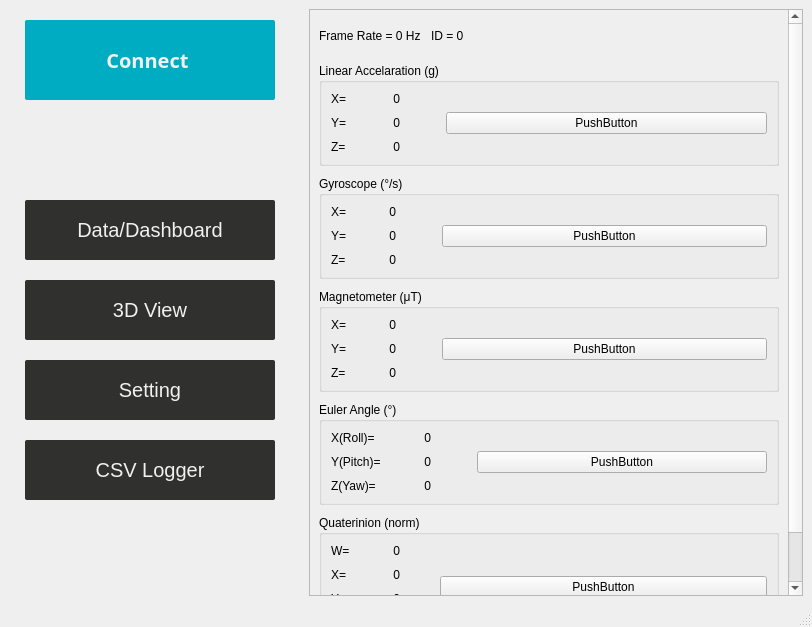
First picture: the form in CHCenter/baseform.ui, repository dongFangTuring/CHCenter, before the edit.
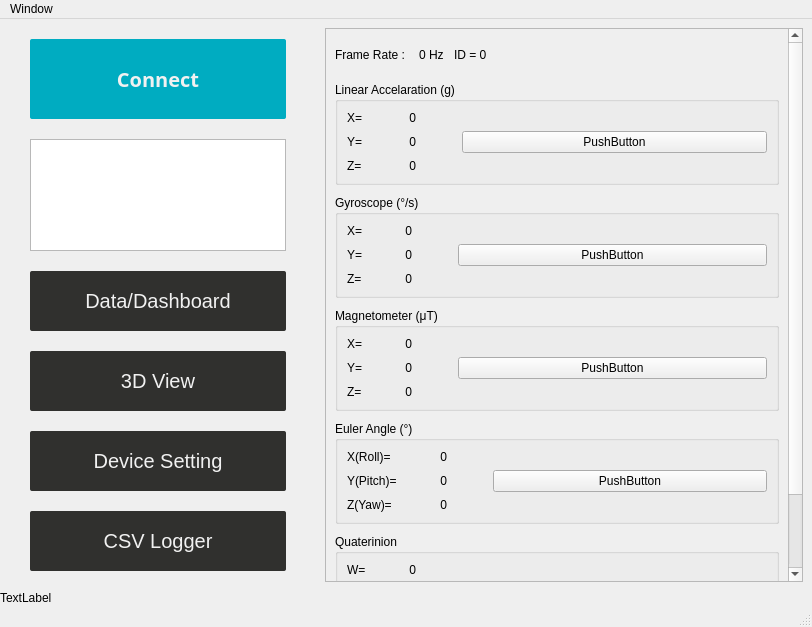
Second picture: the form after the edit. The open tabs and pages were chosen to show the change.

```diff
--- a/CHCenter/baseform.ui
+++ b/CHCenter/baseform.ui
@@ -47,7 +47,7 @@
    <bool>true</bool>
   </property>
   <widget class="QWidget" name="centralwidget">
-   <layout class="QHBoxLayout" name="horizontalLayout">
+   <layout class="QVBoxLayout" name="verticalLayout_4">
     <property name="spacing">
      <number>0</number>
     </property>
@@ -61,6 +61,11 @@
      <number>0</number>
     </property>
     <property name="bottomMargin">
+     <number>0</number>
+    </property>
+    <item>
+     <layout class="QHBoxLayout" name="horizontalLayout_10">
+      <property name="spacing">
      <number>0</number>
     </property>
     <item>
@@ -77,17 +82,26 @@
         <height>300</height>
        </size>
       </property>
+        <layout class="QVBoxLayout" name="verticalLayout_3">
+         <property name="spacing">
+          <number>20</number>
+         </property>
+         <property name="leftMargin">
+          <number>30</number>
+         </property>
+         <property name="topMargin">
+          <number>20</number>
+         </property>
+         <property name="rightMargin">
+          <number>30</number>
+         </property>
+         <property name="bottomMargin">
+          <number>20</number>
+         </property>
+         <item>
       <widget class="QPushButton" name="BTNConnect">
-       <property name="geometry">
-        <rect>
-         <x>25</x>
-         <y>20</y>
-         <width>250</width>
-         <height>80</height>
-        </rect>
-       </property>
        <property name="sizePolicy">
-        <sizepolicy hsizetype="Fixed" vsizetype="Fixed">
+            <sizepolicy hsizetype="Minimum" vsizetype="Fixed">
          <horstretch>0</horstretch>
          <verstretch>0</verstretch>
         </sizepolicy>
@@ -125,23 +139,33 @@
 }</string>
        </property>
        <property name="text">
-        <string>Connect </string>
+            <string>Connect</string>
        </property>
        <property name="flat">
         <bool>true</bool>
        </property>
       </widget>
+         </item>
+         <item>
+          <widget class="QListWidget" name="ListGWNode">
+           <property name="styleSheet">
+            <string notr="true">QListWidget::item:selected{
+background: white;
+color:balck;
+}</string>
+           </property>
+           <property name="textElideMode">
+            <enum>Qt::ElideMiddle</enum>
+           </property>
+           <property name="itemAlignment">
+            <set>Qt::AlignCenter</set>
+           </property>
+          </widget>
+         </item>
+         <item>
       <widget class="QPushButton" name="SideBarBTN1">
-       <property name="geometry">
-        <rect>
-         <x>25</x>
-         <y>200</y>
-         <width>250</width>
-         <height>60</height>
-        </rect>
-       </property>
        <property name="sizePolicy">
-        <sizepolicy hsizetype="Fixed" vsizetype="Fixed">
+            <sizepolicy hsizetype="Minimum" vsizetype="Fixed">
          <horstretch>0</horstretch>
          <verstretch>0</verstretch>
         </sizepolicy>
@@ -178,17 +202,11 @@
         <string>Data/Dashboard</string>
        </property>
       </widget>
+         </item>
+         <item>
       <widget class="QPushButton" name="SideBarBTN2">
-       <property name="geometry">
-        <rect>
-         <x>25</x>
-         <y>280</y>
-         <width>250</width>
-         <height>60</height>
-        </rect>
-       </property>
        <property name="sizePolicy">
-        <sizepolicy hsizetype="Fixed" vsizetype="Fixed">
+            <sizepolicy hsizetype="Minimum" vsizetype="Fixed">
          <horstretch>0</horstretch>
          <verstretch>0</verstretch>
         </sizepolicy>
@@ -225,17 +243,11 @@
         <string>3D View</string>
        </property>
       </widget>
+         </item>
+         <item>
       <widget class="QPushButton" name="SideBarBTN3">
-       <property name="geometry">
-        <rect>
-         <x>25</x>
-         <y>360</y>
-         <width>250</width>
-         <height>60</height>
-        </rect>
-       </property>
        <property name="sizePolicy">
-        <sizepolicy hsizetype="Fixed" vsizetype="Fixed">
+            <sizepolicy hsizetype="Minimum" vsizetype="Fixed">
          <horstretch>0</horstretch>
          <verstretch>0</verstretch>
         </sizepolicy>
@@ -269,20 +281,14 @@
 </string>
        </property>
        <property name="text">
-        <string>Setting</string>
-       </property>
-      </widget>
+            <string>Device Setting</string>
+           </property>
+          </widget>
+         </item>
+         <item>
       <widget class="QPushButton" name="SideBarBTN4">
-       <property name="geometry">
-        <rect>
-         <x>25</x>
-         <y>440</y>
-         <width>250</width>
-         <height>60</height>
-        </rect>
-       </property>
        <property name="sizePolicy">
-        <sizepolicy hsizetype="Fixed" vsizetype="Fixed">
+            <sizepolicy hsizetype="Minimum" vsizetype="Fixed">
          <horstretch>0</horstretch>
          <verstretch>0</verstretch>
         </sizepolicy>
@@ -328,15 +334,15 @@
         <bool>false</bool>
        </property>
       </widget>
+         </item>
+        </layout>
      </widget>
     </item>
     <item>
      <widget class="QStackedWidget" name="stackedWidget">
       <property name="currentIndex">
-       <number>2</number>
-      </property>
-      <widget class="QWidget" name="page_3"/>
-      <widget class="QWidget" name="PageThreeDView"/>
+         <number>3</number>
+        </property>
       <widget class="QWidget" name="PageData">
        <layout class="QVBoxLayout" name="verticalLayout">
         <item>
@@ -349,8 +355,8 @@
             <rect>
              <x>0</x>
              <y>0</y>
-             <width>467</width>
-             <height>652</height>
+               <width>449</width>
+               <height>662</height>
             </rect>
            </property>
            <property name="sizePolicy">
@@ -364,14 +370,27 @@
              <number>10</number>
             </property>
             <item>
-             <layout class="QFormLayout" name="formLayout_6">
+               <layout class="QHBoxLayout" name="horizontalLayout_2">
               <property name="topMargin">
                <number>10</number>
               </property>
               <property name="bottomMargin">
                <number>10</number>
               </property>
-              <item row="0" column="0">
+                <item>
+                 <widget class="QLabel" name="label_10">
+                  <property name="sizePolicy">
+                   <sizepolicy hsizetype="Fixed" vsizetype="Fixed">
+                    <horstretch>0</horstretch>
+                    <verstretch>0</verstretch>
+                   </sizepolicy>
+                  </property>
+                  <property name="text">
+                   <string>Frame Rate : </string>
+                  </property>
+                 </widget>
+                </item>
+                <item>
                <widget class="QLabel" name="LabelFrameRate">
                 <property name="sizePolicy">
                  <sizepolicy hsizetype="Fixed" vsizetype="Fixed">
@@ -380,17 +399,17 @@
                  </sizepolicy>
                 </property>
                 <property name="text">
-                 <string>Frame Rate = 0 Hz</string>
+                   <string>0 Hz</string>
                 </property>
                 <property name="alignment">
                  <set>Qt::AlignLeading|Qt::AlignLeft|Qt::AlignVCenter</set>
                 </property>
                </widget>
               </item>
-              <item row="0" column="1">
+                <item>
                <widget class="QLabel" name="LabelID">
                 <property name="sizePolicy">
-                 <sizepolicy hsizetype="Fixed" vsizetype="Fixed">
+                   <sizepolicy hsizetype="Minimum" vsizetype="Fixed">
                   <horstretch>0</horstretch>
                   <verstretch>0</verstretch>
                  </sizepolicy>
@@ -564,7 +583,7 @@
             <item>
              <widget class="QGroupBox" name="LabelGPGyro">
               <property name="title">
-               <string>Gyroscope (°/s)     </string>
+                 <string>Gyroscope (°/s)</string>
               </property>
               <property name="flat">
                <bool>true</bool>
@@ -852,7 +871,7 @@
             <item>
              <widget class="QGroupBox" name="LabelGPEuler">
               <property name="title">
-               <string>Euler Angle (°)             </string>
+                 <string>Euler Angle (°)</string>
               </property>
               <property name="flat">
                <bool>true</bool>
@@ -999,7 +1018,7 @@
                <bool>true</bool>
               </property>
               <property name="title">
-               <string>Quaterinion (norm)</string>
+                 <string>Quaterinion</string>
               </property>
               <property name="flat">
                <bool>true</bool>
@@ -1181,7 +1200,109 @@
         </item>
        </layout>
       </widget>
-     </widget>
+        <widget class="QWidget" name="PageThreeDView">
+         <layout class="QHBoxLayout" name="horizontalLayout_3">
+          <item>
+           <widget class="QRadioButton" name="radioButton_2">
+            <property name="text">
+             <string>3D view</string>
+            </property>
+           </widget>
+          </item>
+          <item>
+           <widget class="QRadioButton" name="radioButton_3">
+            <property name="text">
+             <string>3D view</string>
+            </property>
+           </widget>
+          </item>
+          <item>
+           <widget class="QRadioButton" name="radioButton">
+            <property name="text">
+             <string>3D view</string>
+            </property>
+           </widget>
+          </item>
+         </layout>
+        </widget>
+        <widget class="QWidget" name="PageSetting">
+         <layout class="QVBoxLayout" name="verticalLayout_5">
+          <item>
+           <widget class="QCheckBox" name="checkBox_3">
+            <property name="text">
+             <string>setting</string>
+            </property>
+           </widget>
+          </item>
+          <item>
+           <widget class="QCheckBox" name="checkBox_2">
+            <property name="text">
+             <string>setting</string>
+            </property>
+           </widget>
+          </item>
+          <item>
+           <widget class="QCheckBox" name="checkBox">
+            <property name="text">
+             <string>setting</string>
+            </property>
+           </widget>
+          </item>
+          <item>
+           <widget class="QTextBrowser" name="textBrowser"/>
+          </item>
+         </layout>
+        </widget>
+        <widget class="QWidget" name="PageLogger">
+         <layout class="QHBoxLayout" name="horizontalLayout_8">
+          <item>
+           <widget class="QComboBox" name="comboBox_2"/>
+          </item>
+          <item>
+           <widget class="QComboBox" name="comboBox"/>
+          </item>
+          <item>
+           <widget class="QRadioButton" name="radioButton_4">
+            <property name="text">
+             <string>RadioButton</string>
+            </property>
+           </widget>
+          </item>
+          <item>
+           <widget class="QRadioButton" name="radioButton_5">
+            <property name="text">
+             <string>RadioButton</string>
+            </property>
+           </widget>
+          </item>
+         </layout>
+        </widget>
+       </widget>
+      </item>
+     </layout>
+    </item>
+    <item>
+     <layout class="QHBoxLayout" name="horizontalLayout">
+      <property name="spacing">
+       <number>0</number>
+      </property>
+      <item>
+       <widget class="QLabel" name="LabelStatusMsg">
+        <property name="minimumSize">
+         <size>
+          <width>200</width>
+          <height>0</height>
+         </size>
+        </property>
+        <property name="text">
+         <string>TextLabel</string>
+        </property>
+        <property name="alignment">
+         <set>Qt::AlignLeading|Qt::AlignLeft|Qt::AlignVCenter</set>
+        </property>
+       </widget>
+      </item>
+     </layout>
     </item>
    </layout>
   </widget>
@@ -1191,11 +1312,54 @@
      <x>0</x>
      <y>0</y>
      <width>812</width>
-     <height>26</height>
+     <height>25</height>
     </rect>
    </property>
-  </widget>
-  <widget class="QStatusBar" name="statusbar"/>
+   <widget class="QMenu" name="menuWindow">
+    <property name="title">
+     <string>Window</string>
+    </property>
+    <widget class="QMenu" name="menuLanguage">
+     <property name="title">
+      <string>Language</string>
+     </property>
+     <addaction name="actionTraditional_Chinese"/>
+     <addaction name="actionSimplified_Chinese"/>
+     <addaction name="actionEnglish"/>
+    </widget>
+    <addaction name="menuLanguage"/>
+    <addaction name="actionExit"/>
+   </widget>
+   <addaction name="menuWindow"/>
+  </widget>
+  <widget class="QStatusBar" name="statusbar">
+   <property name="sizePolicy">
+    <sizepolicy hsizetype="MinimumExpanding" vsizetype="Preferred">
+     <horstretch>0</horstretch>
+     <verstretch>0</verstretch>
+    </sizepolicy>
+   </property>
+  </widget>
+  <action name="actionTraditional_Chinese">
+   <property name="text">
+    <string>Traditional Chinese</string>
+   </property>
+  </action>
+  <action name="actionSimplified_Chinese">
+   <property name="text">
+    <string>Simplified Chinese</string>
+   </property>
+  </action>
+  <action name="actionEnglish">
+   <property name="text">
+    <string>English</string>
+   </property>
+  </action>
+  <action name="actionExit">
+   <property name="text">
+    <string>Exit</string>
+   </property>
+  </action>
  </widget>
  <resources/>
  <connections/>
```
Lines whose indentation alone changed are shown as unchanged.
